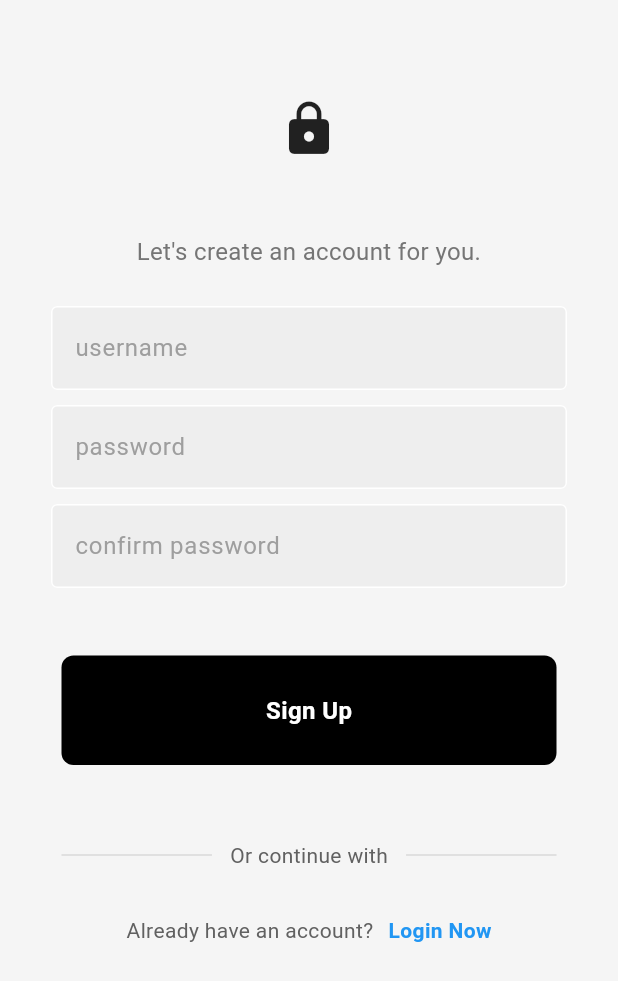
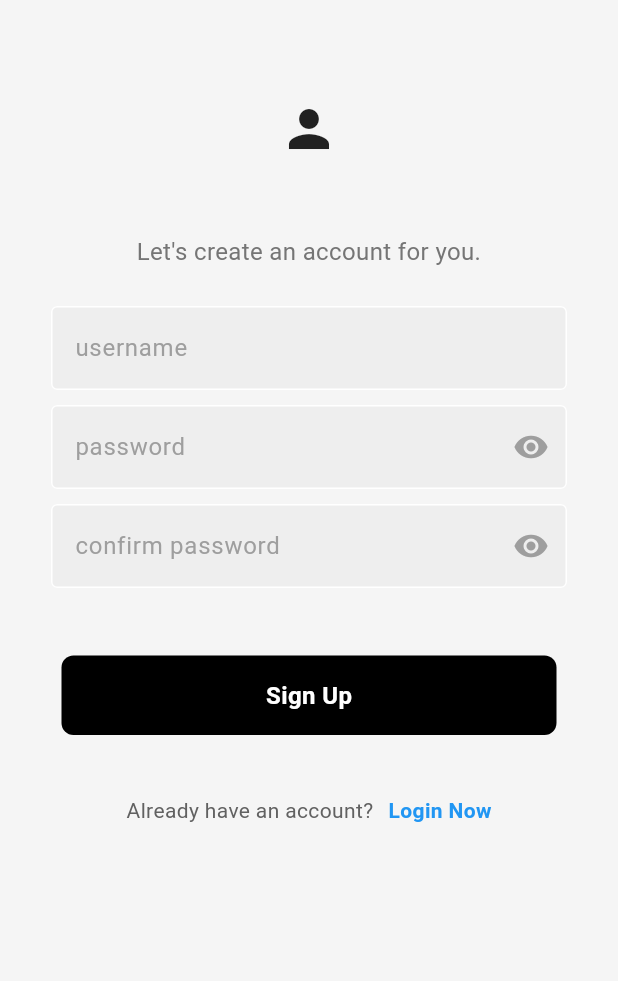
Before and after one commit to kalejaiyeoluwadara/firebase_note_app, a Flutter app: the screen it shows after launch, after a tap on "Register Now", on a phone screen of 412 x 824 dp. Shown: the top 981 px of the screen. Run offline on Flutter 3.47's test engine with Material 3 defaults, Android fonts, the phone set to English and light mode, and no system bars; our stand-ins replace cloud_firestore, firebase_auth, firebase_core; accounts and stored records are empty; network calls fail.

Commit message:
workin on theme

```diff
--- a/lib/components/my_button.dart
+++ b/lib/components/my_button.dart
@@ -10,7 +10,7 @@ class MyButton extends StatelessWidget {
     return GestureDetector(
       onTap: onTap,
       child: Container(
-        padding: const EdgeInsets.all(25),
+        padding: const EdgeInsets.all(15),
         margin: const EdgeInsets.all(25),
         width: double.infinity,
         decoration: BoxDecoration(
--- a/lib/components/my_textfield.dart
+++ b/lib/components/my_textfield.dart
@@ -1,32 +1,61 @@
 import 'package:flutter/material.dart';
 
-class MyTextfield extends StatelessWidget {
-  final controller;
+class MyTextfield extends StatefulWidget {
+  final TextEditingController? controller;
   final String hintText;
   final bool obscureText;
-  const MyTextfield(
-      {super.key,
-      this.controller,
-      required this.hintText,
-      required this.obscureText});
+
+  const MyTextfield({
+    super.key,
+    this.controller,
+    required this.hintText,
+    required this.obscureText,
+  });
+
+  @override
+  _MyTextfieldState createState() => _MyTextfieldState();
+}
+
+class _MyTextfieldState extends State<MyTextfield> {
+  late bool _isObscured;
+
+  @override
+  void initState() {
+    super.initState();
+    _isObscured = widget.obscureText;
+  }
 
   @override
   Widget build(BuildContext context) {
     return Padding(
       padding: const EdgeInsets.symmetric(horizontal: 18.0),
       child: TextField(
-        obscureText: obscureText,
-        controller: controller,
+        obscureText: _isObscured,
+        controller: widget.controller,
         decoration: InputDecoration(
-          hintText: hintText,
+          hintText: widget.hintText,
           hintStyle: TextStyle(color: Colors.grey[500]),
           enabledBorder: const OutlineInputBorder(
-              borderSide: BorderSide(color: Colors.white)),
+            borderSide: BorderSide(color: Colors.white),
+          ),
           focusedBorder: OutlineInputBorder(
             borderSide: BorderSide(color: Colors.grey.shade400),
           ),
           fillColor: Colors.grey.shade200,
           filled: true,
+          suffixIcon: widget.obscureText
+              ? IconButton(
+                  icon: Icon(
+                    _isObscured ? Icons.visibility : Icons.visibility_off,
+                    color: Colors.grey,
+                  ),
+                  onPressed: () {
+                    setState(() {
+                      _isObscured = !_isObscured;
+                    });
+                  },
+                )
+              : null,
         ),
       ),
     );
--- a/lib/pages/login_page.dart
+++ b/lib/pages/login_page.dart
@@ -81,7 +81,7 @@ class _LoginPageState extends State<LoginPage> {
                 SizedBox(height: 50), // Ensure some top spacing
                 Center(
                   child: Icon(
-                    Icons.lock,
+                    Icons.person,
                     size: 100,
                   ),
                 ),
@@ -93,7 +93,7 @@ class _LoginPageState extends State<LoginPage> {
                 ),
                 SizedBox(height: 25),
                 MyTextfield(
-                  hintText: 'username',
+                  hintText: 'email',
                   obscureText: false,
                   controller: username_controller,
                 ),
@@ -120,35 +120,8 @@ class _LoginPageState extends State<LoginPage> {
                   text: 'Sign In',
                   onTap: signIn,
                 ),
-                SizedBox(height: 25),
-                Padding(
-                  padding: const EdgeInsets.symmetric(horizontal: 25.0),
-                  child: Row(
-                    children: [
-                      Expanded(
-                        child: Divider(
-                          thickness: 0.5,
-                          color: Colors.grey[400],
-                        ),
-                      ),
-                      Padding(
-                        padding: const EdgeInsets.symmetric(horizontal: 12.0),
-                        child: Text(
-                          'Or continue with',
-                          style: TextStyle(color: Colors.grey[700]),
-                        ),
-                      ),
-                      Expanded(
-                        child: Divider(
-                          thickness: 0.5,
-                          color: Colors.grey[400],
-                        ),
-                      ),
-                    ],
-                  ),
-                ),
-                SizedBox(height: 25),
-                SizedBox(height: 30),
+                SizedBox(height: 15),
+
                 Row(
                   mainAxisAlignment: MainAxisAlignment.center,
                   children: [
--- a/lib/pages/register_page.dart
+++ b/lib/pages/register_page.dart
@@ -84,7 +84,7 @@ class _RegisterPageState extends State<RegisterPage> {
                 SizedBox(height: 50), // Ensure some top spacing
                 Center(
                   child: Icon(
-                    Icons.lock,
+                    Icons.person,
                     size: 40,
                   ),
                 ),
@@ -118,34 +118,7 @@ class _RegisterPageState extends State<RegisterPage> {
                   text: 'Sign Up',
                   onTap: signUp,
                 ),
-                SizedBox(height: 25),
-                Padding(
-                  padding: const EdgeInsets.symmetric(horizontal: 25.0),
-                  child: Row(
-                    children: [
-                      Expanded(
-                        child: Divider(
-                          thickness: 0.5,
-                          color: Colors.grey[400],
-                        ),
-                      ),
-                      Padding(
-                        padding: const EdgeInsets.symmetric(horizontal: 12.0),
-                        child: Text(
-                          'Or continue with',
-                          style: TextStyle(color: Colors.grey[700]),
-                        ),
-                      ),
-                      Expanded(
-                        child: Divider(
-                          thickness: 0.5,
-                          color: Colors.grey[400],
-                        ),
-                      ),
-                    ],
-                  ),
-                ),
-                SizedBox(height: 30),
+                SizedBox(height: 15),
                 Row(
                   mainAxisAlignment: MainAxisAlignment.center,
                   children: [
--- /dev/null
+++ b/lib/theme/light_mode.dart
@@ -0,0 +1,30 @@
+import 'package:flutter/material.dart';
+
+final ThemeData lightTheme = ThemeData(
+  brightness: Brightness.light,
+  appBarTheme: AppBarTheme(
+    color: Colors.blue,
+    iconTheme: IconThemeData(color: Colors.white),
+  ),
+  textTheme: const TextTheme(
+    bodyLarge: TextStyle(color: Colors.black),
+  ),
+  buttonTheme: ButtonThemeData(
+    buttonColor: Colors.blue,
+    textTheme: ButtonTextTheme.primary,
+  ),
+  iconTheme: IconThemeData(
+    color: Colors.black,
+  ),
+  colorScheme: ColorScheme.light(
+    brightness: Brightness.light,
+    primary: Colors.grey.shade200,
+    onPrimary: Colors.white,
+    secondary: Colors.grey.shade400,
+    onSecondary: Colors.white,
+    error: Colors.red,
+    onError: Colors.white,
+    surface: Colors.grey.shade300,
+    onSurface: Colors.black,
+  ),
+);
```
Also changed, not shown: lib/theme/dark_mode.dart (added), 1 other file.
